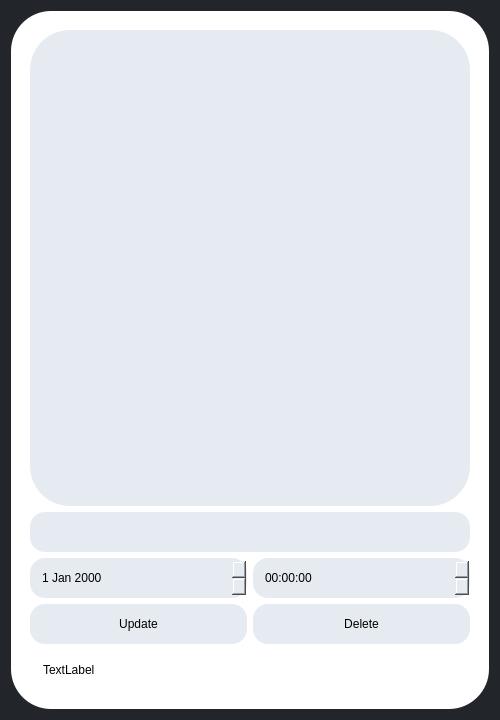
Old version of the form K/allplans.ui in the repository burr1to/kaizen.
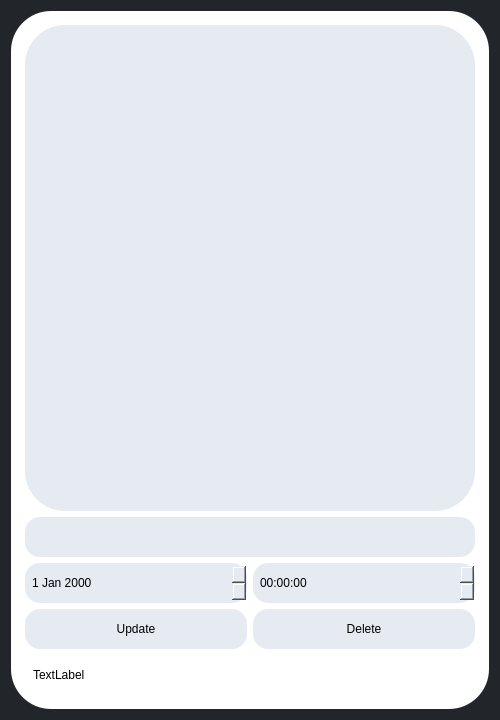
New version of the form.

```diff
--- a/K/allplans.ui
+++ b/K/allplans.ui
@@ -22,7 +22,8 @@
   <property name="styleSheet">
    <string notr="true">background-color: rgb(34, 37, 42);
 color:black;
-padding:10px;</string>
+padding:5px;
+font: 12pt &quot;Foco&quot;;</string>
   </property>
   <layout class="QVBoxLayout" name="verticalLayout_3">
    <item>
```
Left out of the diff: 2 changed lines with no effect on the pictures.
